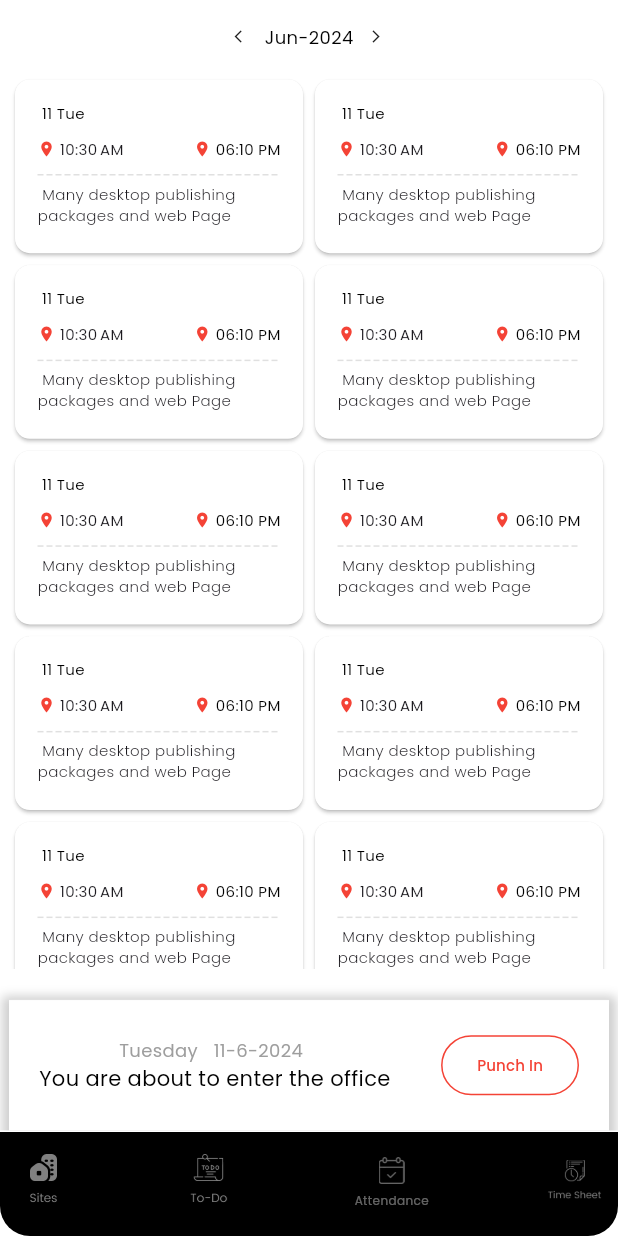
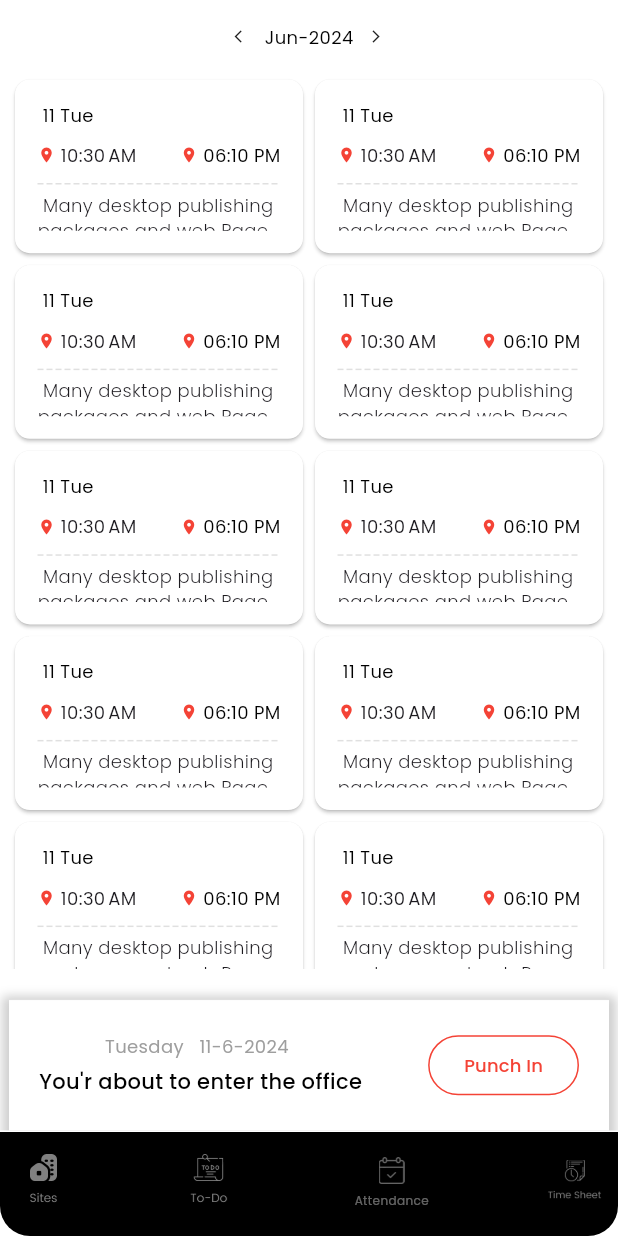
Before and after one commit to MrRohitG/ui3-punch-In-punch-out-in-attendance_-, a Flutter app: the screen it shows after launch, item 3 of the bottom bar chosen, on a phone screen of 412 x 824 dp. Run offline on Flutter 3.47's test engine with Material 3 defaults, Android fonts, the phone set to English and light mode, and no system bars; drawn by our look-alikes of dotted_line; our stand-ins replace google_fonts.

Commit message:
fontsize  change

```diff
--- a/lib/attend1.dart
+++ b/lib/attend1.dart
@@ -151,7 +151,7 @@ class _atted1State extends State<Atted1> {
                                   child: Text(
                                     " ${DateFormat.d().format(selectedDate)} ${DateFormat.E().format(selectedDate)}",
                                     style: GoogleFonts.poppins(
-                                        fontSize: 10,
+                                        fontSize: 12,
                                         color: Colors.black,
                                         fontWeight: FontWeight.w400),
                                   ),
@@ -168,7 +168,7 @@ class _atted1State extends State<Atted1> {
                                     ),
                                     Text(
                                       " ${DateFormat.jm().format(DateTime.now())}",
-                                      style: GoogleFonts.poppins(fontSize: 10),
+                                      style: GoogleFonts.poppins(fontSize: 12),
                                     ),
                                     Spacer(),
                                     Icon(
@@ -179,7 +179,7 @@ class _atted1State extends State<Atted1> {
                                     Text(
                                       " ${item.punchOut}",
                                       style: GoogleFonts.poppins(
-                                          fontSize: 10,
+                                          fontSize: 12,
                                           color: Colors.black,
                                           fontWeight: FontWeight.w400),
                                     ),
@@ -207,7 +207,7 @@ class _atted1State extends State<Atted1> {
                                   child: Text(
                                     " ${item.note}",
                                     style: GoogleFonts.poppins(
-                                      fontSize: 10,
+                                      fontSize: 12,
                                       fontWeight: FontWeight.w300,
                                     ),
                                     selectionColor: Colors.black54,
@@ -227,7 +227,7 @@ class _atted1State extends State<Atted1> {
 
                 is_punched
                     ? Container(
-                        height: 170,
+                        height: 180,
                         decoration: BoxDecoration(
                           color: Colors.white,
                           shape: BoxShape.rectangle,
@@ -270,8 +270,6 @@ class _atted1State extends State<Atted1> {
                                           color: Colors.grey,
                                         ),
                                       ),
-
-
                                     ],
                                   ),
                                 ),
@@ -289,14 +287,13 @@ class _atted1State extends State<Atted1> {
                                 maxLength: 50,
 
                                 decoration: InputDecoration(
-                                  // border: OutlineInputBorder(
-                                  //   borderRadius: BorderRadius.circular(10),
-                                  //   borderSide: BorderSide(
-                                  //     color: Color.fromARGB(255, 221, 40, 40),
-                                  //     width: 17,
-                                  //   ),
-                                  // ),
-
+                                  border: OutlineInputBorder(
+                                    borderRadius: BorderRadius.circular(10),
+                                    borderSide: BorderSide(
+                                      color: Color.fromARGB(255, 221, 40, 40),
+                                      width: 17,
+                                    ),
+                                  ),
                                   enabledBorder: OutlineInputBorder(
                                     borderRadius: BorderRadius.circular(10),
                                     borderSide: BorderSide(
@@ -313,7 +310,7 @@ class _atted1State extends State<Atted1> {
                                   ),
                                   labelText: 'Description',
                                   labelStyle: GoogleFonts.poppins(
-                                    fontSize: 10,
+                                    fontSize: 12,
                                     color: Colors.black,
                                     fontWeight: FontWeight.w300,
                                   ),
@@ -321,7 +318,7 @@ class _atted1State extends State<Atted1> {
                               ),
                             ),
                             SizedBox(
-                              height: 20,
+                              height: 12,
                             ),
                             OutlinedButton(
                               onPressed: () {},
@@ -338,7 +335,7 @@ class _atted1State extends State<Atted1> {
                               child: Text(
                                 'Punch Out',
                                 style: GoogleFonts.poppins(
-                                    fontSize: 10, color: Colors.red),
+                                    fontSize: 12, color: Colors.red),
                               ),
                             ),
                           ],
@@ -384,12 +381,15 @@ class _atted1State extends State<Atted1> {
                                         SizedBox(width: 5),
                                       ],
                                     ),
+                                    SizedBox(
+                                      height: 5,
+                                    ),
                                     Text(
-                                      "You are about to enter the office",
+                                      "You'r about to enter the office",
                                       style: GoogleFonts.poppins(
                                         fontSize: 14,
                                         color: Colors.black,
-                                        fontWeight: FontWeight.w400,
+                                        fontWeight: FontWeight.w500,
                                       ),
                                     ),
                                   ],
@@ -414,7 +414,7 @@ class _atted1State extends State<Atted1> {
                                 child: Text(
                                   'Punch In',
                                   style: GoogleFonts.poppins(
-                                      fontSize: 10, color: Colors.red),
+                                      fontSize: 12, color: Colors.red),
                                 ),
                               ),
                               SizedBox(width: 20),
```
Lines whose indentation alone changed are shown as unchanged.
